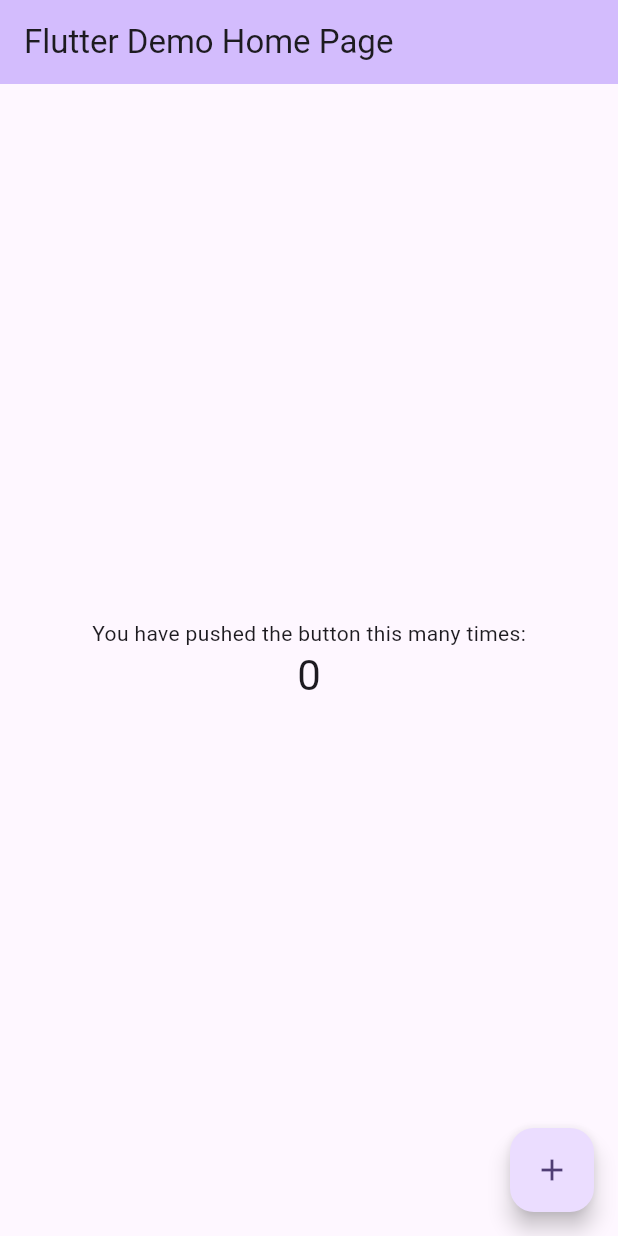
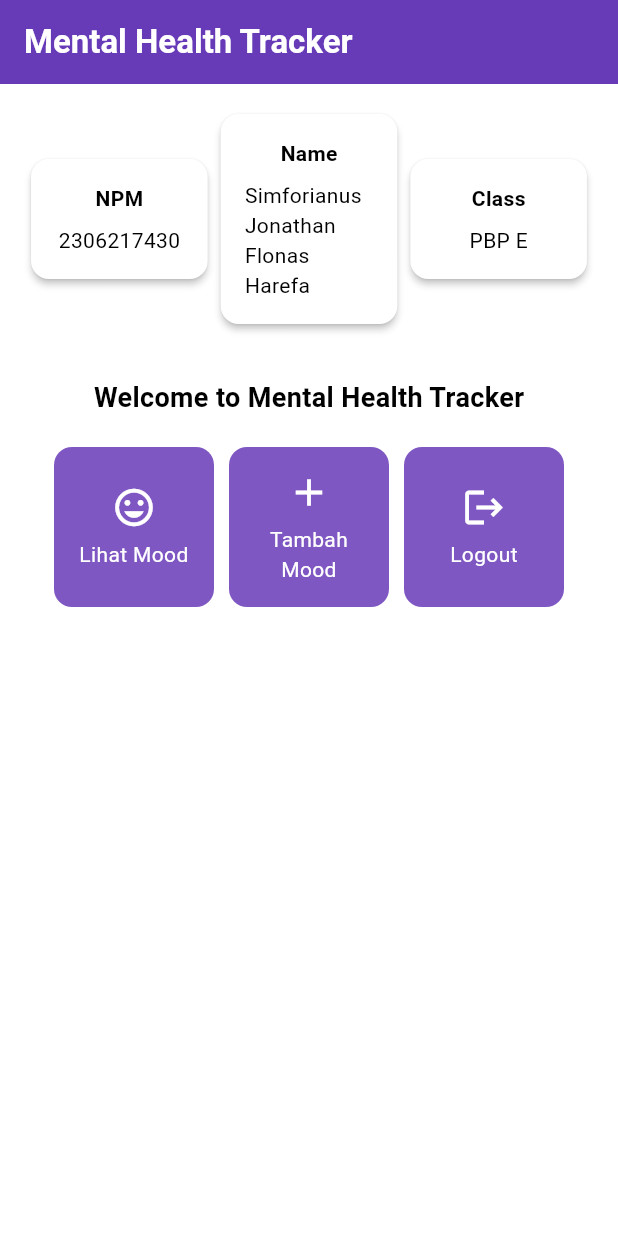
Before and after one commit to SimforianusJonathan/mental-health-tracker-mobile, a Flutter app: the screen it shows after launch, on a phone screen of 412 x 824 dp. Run offline on Flutter 3.47's test engine with Material 3 defaults, Android fonts, the phone set to English and light mode, and no system bars.

Commit message:
finishing tutorial 7 pbp

```diff
--- a/lib/main.dart
+++ b/lib/main.dart
@@ -1,4 +1,5 @@
 import 'package:flutter/material.dart';
+import 'package:mental_health_tracker/menu.dart';
 
 void main() {
   runApp(const MyApp());
@@ -28,98 +29,12 @@ class MyApp extends StatelessWidget {
         //
         // This works for code too, not just values: Most code changes can be
         // tested with just a hot reload.
-        colorScheme: ColorScheme.fromSeed(seedColor: Colors.deepPurple),
         useMaterial3: true,
+        colorScheme: ColorScheme.fromSwatch(
+          primarySwatch: Colors.deepPurple,
+        ).copyWith(secondary: Colors.deepPurple[400]),
       ),
-      home: const MyHomePage(title: 'Flutter Demo Home Page'),
+      home: MyHomePage(),
     );
   }
 }
-
-class MyHomePage extends StatefulWidget {
-  const MyHomePage({super.key, required this.title});
-
-  // This widget is the home page of your application. It is stateful, meaning
-  // that it has a State object (defined below) that contains fields that affect
-  // how it looks.
-
-  // This class is the configuration for the state. It holds the values (in this
-  // case the title) provided by the parent (in this case the App widget) and
-  // used by the build method of the State. Fields in a Widget subclass are
-  // always marked "final".
-
-  final String title;
-
-  @override
-  State<MyHomePage> createState() => _MyHomePageState();
-}
-
-class _MyHomePageState extends State<MyHomePage> {
-  int _counter = 0;
-
-  void _incrementCounter() {
-    setState(() {
-      // This call to setState tells the Flutter framework that something has
-      // changed in this State, which causes it to rerun the build method below
-      // so that the display can reflect the updated values. If we changed
-      // _counter without calling setState(), then the build method would not be
-      // called again, and so nothing would appear to happen.
-      _counter++;
-    });
-  }
-
-  @override
-  Widget build(BuildContext context) {
-    // This method is rerun every time setState is called, for instance as done
-    // by the _incrementCounter method above.
-    //
-    // The Flutter framework has been optimized to make rerunning build methods
-    // fast, so that you can just rebuild anything that needs updating rather
-    // than having to individually change instances of widgets.
-    return Scaffold(
-      appBar: AppBar(
-        // TRY THIS: Try changing the color here to a specific color (to
-        // Colors.amber, perhaps?) and trigger a hot reload to see the AppBar
-        // change color while the other colors stay the same.
-        backgroundColor: Theme.of(context).colorScheme.inversePrimary,
-        // Here we take the value from the MyHomePage object that was created by
-        // the App.build method, and use it to set our appbar title.
-        title: Text(widget.title),
-      ),
-      body: Center(
-        // Center is a layout widget. It takes a single child and positions it
-        // in the middle of the parent.
-        child: Column(
-          // Column is also a layout widget. It takes a list of children and
-          // arranges them vertically. By default, it sizes itself to fit its
-          // children horizontally, and tries to be as tall as its parent.
-          //
-          // Column has various properties to control how it sizes itself and
-          // how it positions its children. Here we use mainAxisAlignment to
-          // center the children vertically; the main axis here is the vertical
-          // axis because Columns are vertical (the cross axis would be
-          // horizontal).
-          //
-          // TRY THIS: Invoke "debug painting" (choose the "Toggle Debug Paint"
-          // action in the IDE, or press "p" in the console), to see the
-          // wireframe for each widget.
-          mainAxisAlignment: MainAxisAlignment.center,
-          children: <Widget>[
-            const Text(
-              'You have pushed the button this many times:',
-            ),
-            Text(
-              '$_counter',
-              style: Theme.of(context).textTheme.headlineMedium,
-            ),
-          ],
-        ),
-      ),
-      floatingActionButton: FloatingActionButton(
-        onPressed: _incrementCounter,
-        tooltip: 'Increment',
-        child: const Icon(Icons.add),
-      ), // This trailing comma makes auto-formatting nicer for build methods.
-    );
-  }
-}
--- /dev/null
+++ b/lib/menu.dart
@@ -0,0 +1,187 @@
+import 'package:flutter/material.dart';
+
+class ItemCard extends StatelessWidget {
+  // Menampilkan kartu dengan ikon dan nama.
+
+  final ItemHomepage item;
+
+  const ItemCard(this.item, {super.key});
+
+  @override
+  Widget build(BuildContext context) {
+    return Material(
+      // Menentukan warna latar belakang dari tema aplikasi.
+      color: Theme.of(context).colorScheme.secondary,
+      // Membuat sudut kartu melengkung.
+      borderRadius: BorderRadius.circular(12),
+
+      child: InkWell(
+        // Aksi ketika kartu ditekan.
+        onTap: () {
+          // Menampilkan pesan SnackBar saat kartu ditekan.
+          ScaffoldMessenger.of(context)
+            ..hideCurrentSnackBar()
+            ..showSnackBar(SnackBar(
+                content: Text("Kamu telah menekan tombol ${item.name}!")));
+        },
+        // Container untuk menyimpan Icon dan Text
+        child: Container(
+          padding: const EdgeInsets.all(8),
+          child: Center(
+            child: Column(
+              // Menyusun ikon dan teks di tengah kartu.
+              mainAxisAlignment: MainAxisAlignment.center,
+              children: [
+                Icon(
+                  item.icon,
+                  color: Colors.white,
+                  size: 30.0,
+                ),
+                const Padding(padding: EdgeInsets.all(3)),
+                Text(
+                  item.name,
+                  textAlign: TextAlign.center,
+                  style: const TextStyle(color: Colors.white),
+                ),
+              ],
+            ),
+          ),
+        ),
+      ),
+    );
+  }
+}
+
+class InfoCard extends StatelessWidget {
+  // Kartu informasi yang menampilkan title dan content.
+
+  final String title; // Judul kartu.
+  final String content; // Isi kartu.
+
+  const InfoCard({super.key, required this.title, required this.content});
+
+  @override
+  Widget build(BuildContext context) {
+    return Card(
+      // Membuat kotak kartu dengan bayangan dibawahnya.
+      elevation: 2.0,
+      child: Container(
+        // Mengatur ukuran dan jarak di dalam kartu.
+        width: MediaQuery.of(context).size.width /
+            3.5, // menyesuaikan dengan lebar device yang digunakan.
+        padding: const EdgeInsets.all(16.0),
+        // Menyusun title dan content secara vertikal.
+        child: Column(
+          children: [
+            Text(
+              title,
+              style: const TextStyle(fontWeight: FontWeight.bold),
+            ),
+            const SizedBox(height: 8.0),
+            Text(content),
+          ],
+        ),
+      ),
+    );
+  }
+}
+
+class ItemHomepage {
+  final String name;
+  final IconData icon;
+
+  ItemHomepage(this.name, this.icon);
+}
+
+class MyHomePage extends StatelessWidget {
+  MyHomePage({super.key});
+
+  final String npm = '2306217430'; // NPM
+  final String name = 'Simforianus Jonathan Flonas Harefa'; // Nama
+  final String className = 'PBP E'; // Kelas
+
+  final List<ItemHomepage> items = [
+    ItemHomepage("Lihat Mood", Icons.mood),
+    ItemHomepage("Tambah Mood", Icons.add),
+    ItemHomepage("Logout", Icons.logout),
+  ];
+
+  @override
+  Widget build(BuildContext context) {
+    // Scaffold menyediakan struktur dasar halaman dengan AppBar dan body.
+    return Scaffold(
+      // AppBar adalah bagian atas halaman yang menampilkan judul.
+      appBar: AppBar(
+        // Judul aplikasi "Mental Health Tracker" dengan teks putih dan tebal.
+        title: const Text(
+          'Mental Health Tracker',
+          style: TextStyle(
+            color: Colors.white,
+            fontWeight: FontWeight.bold,
+          ),
+        ),
+        // Warna latar belakang AppBar diambil dari skema warna tema aplikasi.
+        backgroundColor: Theme.of(context).colorScheme.primary,
+      ),
+      // Body halaman dengan padding di sekelilingnya.
+      body: Padding(
+        padding: const EdgeInsets.all(16.0),
+        // Menyusun widget secara vertikal dalam sebuah kolom.
+        child: Column(
+          crossAxisAlignment: CrossAxisAlignment.center,
+          children: [
+            // Row untuk menampilkan 3 InfoCard secara horizontal.
+            Row(
+              mainAxisAlignment: MainAxisAlignment.spaceEvenly,
+              children: [
+                InfoCard(title: 'NPM', content: npm),
+                InfoCard(title: 'Name', content: name),
+                InfoCard(title: 'Class', content: className),
+              ],
+            ),
+
+            // Memberikan jarak vertikal 16 unit.
+            const SizedBox(height: 16.0),
+
+            // Menempatkan widget berikutnya di tengah halaman.
+            Center(
+              child: Column(
+                // Menyusun teks dan grid item secara vertikal.
+
+                children: [
+                  // Menampilkan teks sambutan dengan gaya tebal dan ukuran 18.
+                  const Padding(
+                    padding: EdgeInsets.only(top: 16.0),
+                    child: Text(
+                      'Welcome to Mental Health Tracker',
+                      style: TextStyle(
+                        fontWeight: FontWeight.bold,
+                        fontSize: 18.0,
+                      ),
+                    ),
+                  ),
+
+                  // Grid untuk menampilkan ItemCard dalam bentuk grid 3 kolom.
+                  GridView.count(
+                    primary: true,
+                    padding: const EdgeInsets.all(20),
+                    crossAxisSpacing: 10,
+                    mainAxisSpacing: 10,
+                    crossAxisCount: 3,
+                    // Agar grid menyesuaikan tinggi kontennya.
+                    shrinkWrap: true,
+
+                    // Menampilkan ItemCard untuk setiap item dalam list items.
+                    children: items.map((ItemHomepage item) {
+                      return ItemCard(item);
+                    }).toList(),
+                  ),
+                ],
+              ),
+            ),
+          ],
+        ),
+      ),
+    );
+  }
+}
```
